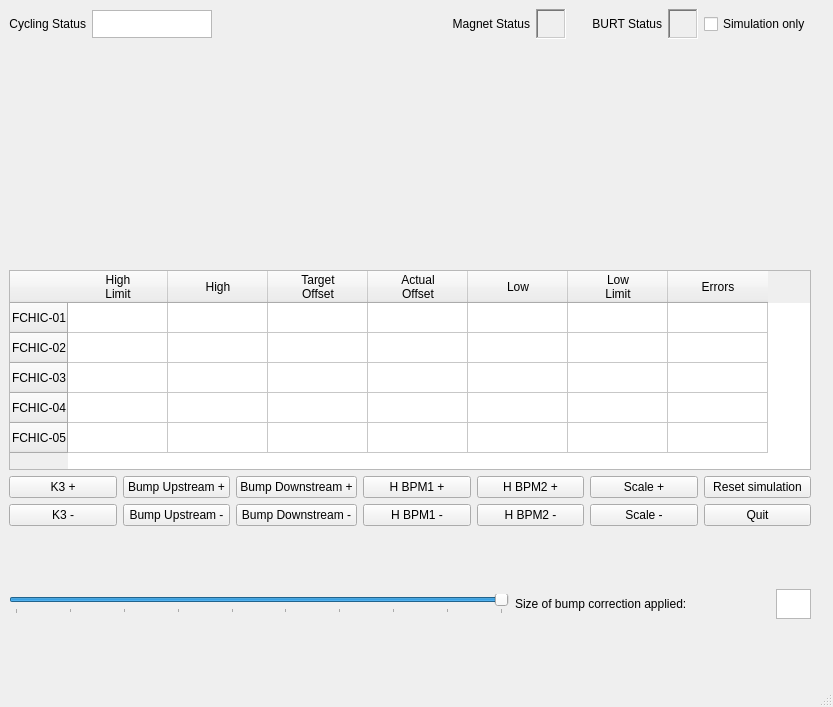
This is i10chicgui.ui in DiamondLightSource/i10switching as Qt 5 draws it before an edit. The edited form follows.
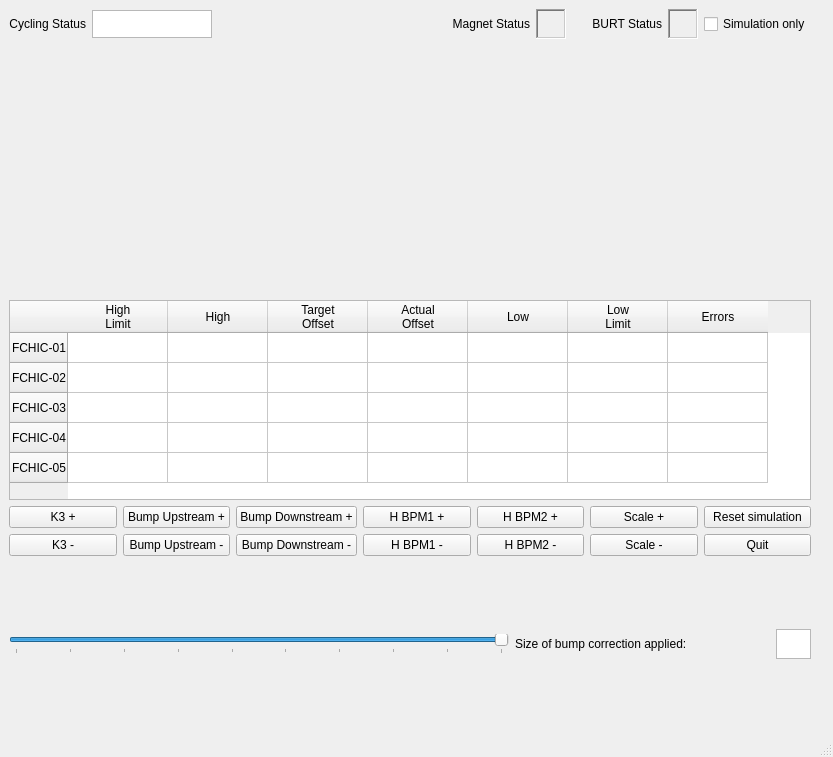
This is the edited form.

Commit message: Set x axis labels and added gauss scale slider

Patch:
```diff
--- a/i10chicgui.ui
+++ b/i10chicgui.ui
@@ -7,7 +7,7 @@
     <x>0</x>
     <y>0</y>
     <width>833</width>
-    <height>707</height>
+    <height>757</height>
    </rect>
   </property>
   <property name="windowTitle">
```
The commit also changes 3 other files.
